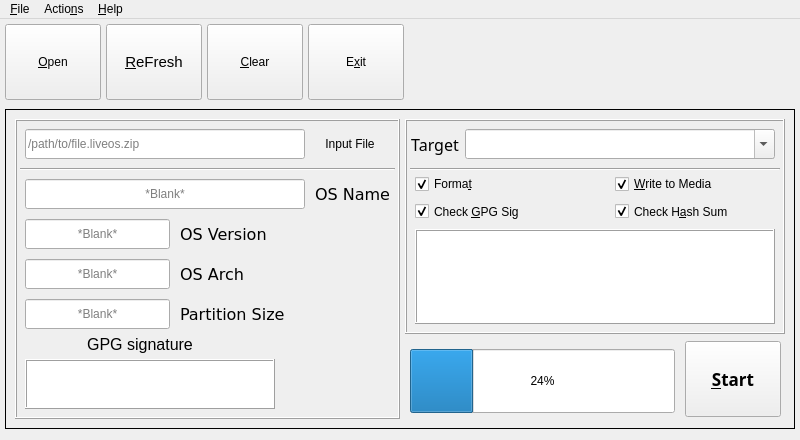
First picture: the form in liveos_forge_qt5.ui, repository defcon201/ninjaforge-ng, before the edit.
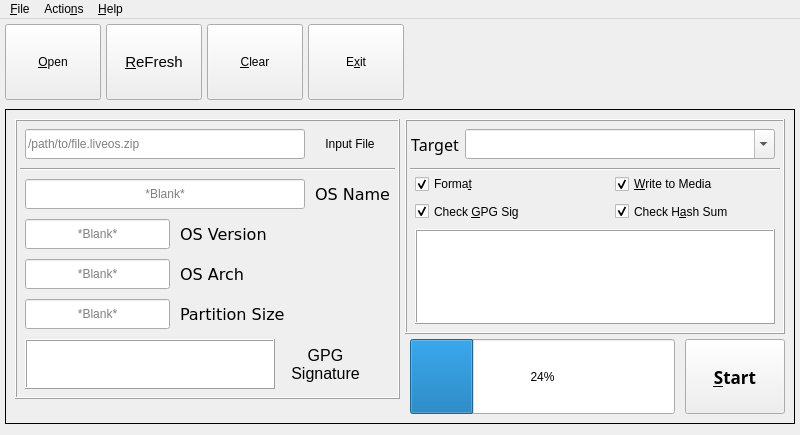
Second picture: the form after the edit. Icons and pictures are not drawn.

Commit message: tweaked UI: * Moved GPG Signature label to the side matching the rest of display fields * re-align start button and status bar.

Diff of the .ui file:
```diff
--- a/liveos_forge_qt5.ui
+++ b/liveos_forge_qt5.ui
@@ -7,7 +7,7 @@
     <x>0</x>
     <y>0</y>
     <width>800</width>
-    <height>440</height>
+    <height>435</height>
    </rect>
   </property>
   <property name="sizePolicy">
@@ -19,13 +19,13 @@
   <property name="minimumSize">
    <size>
     <width>800</width>
-    <height>440</height>
+    <height>435</height>
    </size>
   </property>
   <property name="maximumSize">
    <size>
     <width>800</width>
-    <height>440</height>
+    <height>435</height>
    </size>
   </property>
   <property name="baseSize">
@@ -276,7 +276,7 @@
       <x>5</x>
       <y>90</y>
       <width>790</width>
-      <height>320</height>
+      <height>315</height>
      </rect>
     </property>
     <property name="sizePolicy">
@@ -300,7 +300,7 @@
        <x>10</x>
        <y>10</y>
        <width>385</width>
-       <height>300</height>
+       <height>280</height>
       </rect>
      </property>
      <property name="statusTip">
@@ -524,10 +524,10 @@
      <widget class="QLabel" name="label_gpg_sig">
       <property name="geometry">
        <rect>
-        <x>10</x>
-        <y>210</y>
-        <width>230</width>
-        <height>30</height>
+        <x>270</x>
+        <y>215</y>
+        <width>81</width>
+        <height>61</height>
        </rect>
       </property>
       <property name="font">
@@ -536,7 +536,8 @@
        </font>
       </property>
       <property name="text">
-       <string>GPG signature</string>
+       <string>GPG
+Signature</string>
       </property>
       <property name="textFormat">
        <enum>Qt::PlainText</enum>
@@ -549,7 +550,7 @@
       <property name="geometry">
        <rect>
         <x>10</x>
-        <y>240</y>
+        <y>220</y>
         <width>250</width>
         <height>50</height>
        </rect>
@@ -919,9 +920,9 @@
      <property name="geometry">
       <rect>
        <x>680</x>
-       <y>232</y>
-       <width>96</width>
-       <height>76</height>
+       <y>230</y>
+       <width>100</width>
+       <height>75</height>
       </rect>
      </property>
      <property name="font">
@@ -953,9 +954,9 @@
      <property name="geometry">
       <rect>
        <x>405</x>
-       <y>240</y>
+       <y>230</y>
        <width>265</width>
-       <height>64</height>
+       <height>75</height>
       </rect>
      </property>
      <property name="value">
```
The commit also changes 1 other file.
